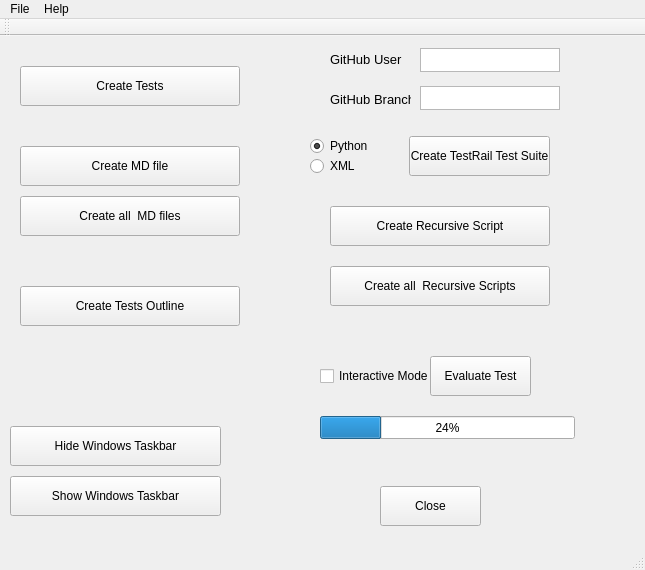
Old version of the form tools/auto-tester/src/ui/AutoTester.ui in the repository vircadia/vircadia-native-core.
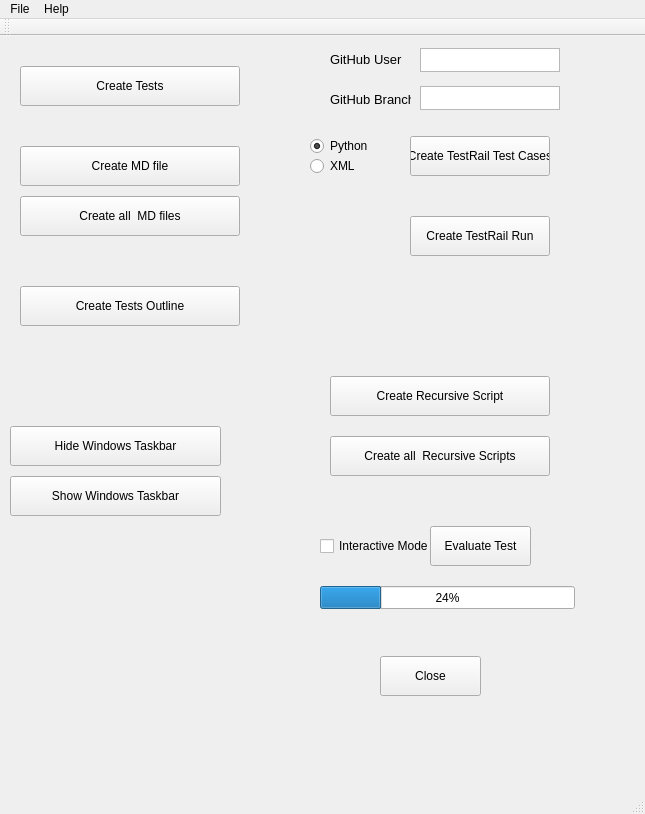
New version of the form.

Commit message: WIP - implementing creation of TestRail runs.

Diff of the .ui file:
```diff
--- a/tools/auto-tester/src/ui/AutoTester.ui
+++ b/tools/auto-tester/src/ui/AutoTester.ui
@@ -7,7 +7,7 @@
     <x>0</x>
     <y>0</y>
     <width>645</width>
-    <height>570</height>
+    <height>814</height>
    </rect>
   </property>
   <property name="windowTitle">
@@ -18,7 +18,7 @@
     <property name="geometry">
      <rect>
       <x>380</x>
-      <y>450</y>
+      <y>620</y>
       <width>101</width>
       <height>40</height>
      </rect>
@@ -44,7 +44,7 @@
     <property name="geometry">
      <rect>
       <x>430</x>
-      <y>320</y>
+      <y>490</y>
       <width>101</width>
       <height>40</height>
      </rect>
@@ -57,7 +57,7 @@
     <property name="geometry">
      <rect>
       <x>330</x>
-      <y>170</y>
+      <y>340</y>
       <width>220</width>
       <height>40</height>
      </rect>
@@ -70,7 +70,7 @@
     <property name="geometry">
      <rect>
       <x>320</x>
-      <y>330</y>
+      <y>500</y>
       <width>131</width>
       <height>20</height>
      </rect>
@@ -86,7 +86,7 @@
     <property name="geometry">
      <rect>
       <x>320</x>
-      <y>380</y>
+      <y>550</y>
       <width>255</width>
       <height>23</height>
      </rect>
@@ -99,7 +99,7 @@
     <property name="geometry">
      <rect>
       <x>330</x>
-      <y>230</y>
+      <y>400</y>
       <width>220</width>
       <height>40</height>
      </rect>
@@ -232,14 +232,14 @@
    <widget class="QPushButton" name="createTestRailTestSuiteButton">
     <property name="geometry">
      <rect>
-      <x>409</x>
+      <x>410</x>
       <y>100</y>
-      <width>141</width>
+      <width>140</width>
       <height>40</height>
      </rect>
     </property>
     <property name="text">
-     <string>Create TestRail Test Suite</string>
+     <string>Create TestRail Test Cases</string>
     </property>
    </widget>
    <widget class="QRadioButton" name="createPythonScriptRadioButton">
@@ -271,6 +271,19 @@
      <string>XML</string>
     </property>
    </widget>
+   <widget class="QPushButton" name="createTestRailRunButton">
+    <property name="geometry">
+     <rect>
+      <x>410</x>
+      <y>180</y>
+      <width>140</width>
+      <height>40</height>
+     </rect>
+    </property>
+    <property name="text">
+     <string>Create TestRail Run</string>
+    </property>
+   </widget>
   </widget>
   <widget class="QMenuBar" name="menuBar">
    <property name="geometry">
```
Left out of the diff: 2 changed lines with no effect on the pictures. The commit also changes 6 other files.
